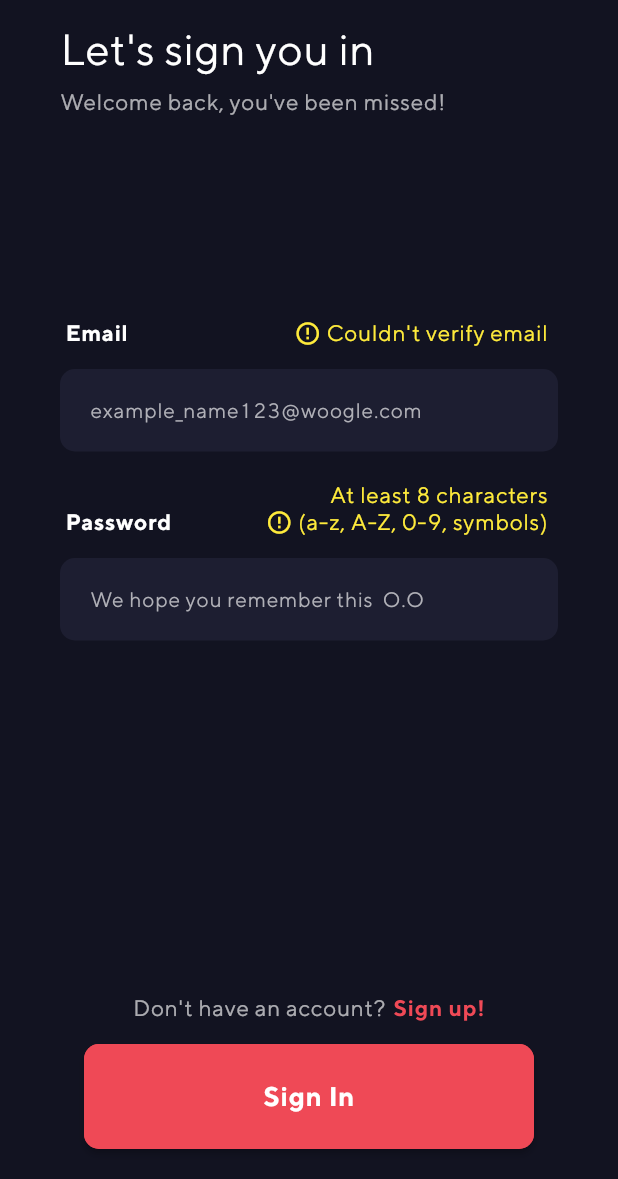
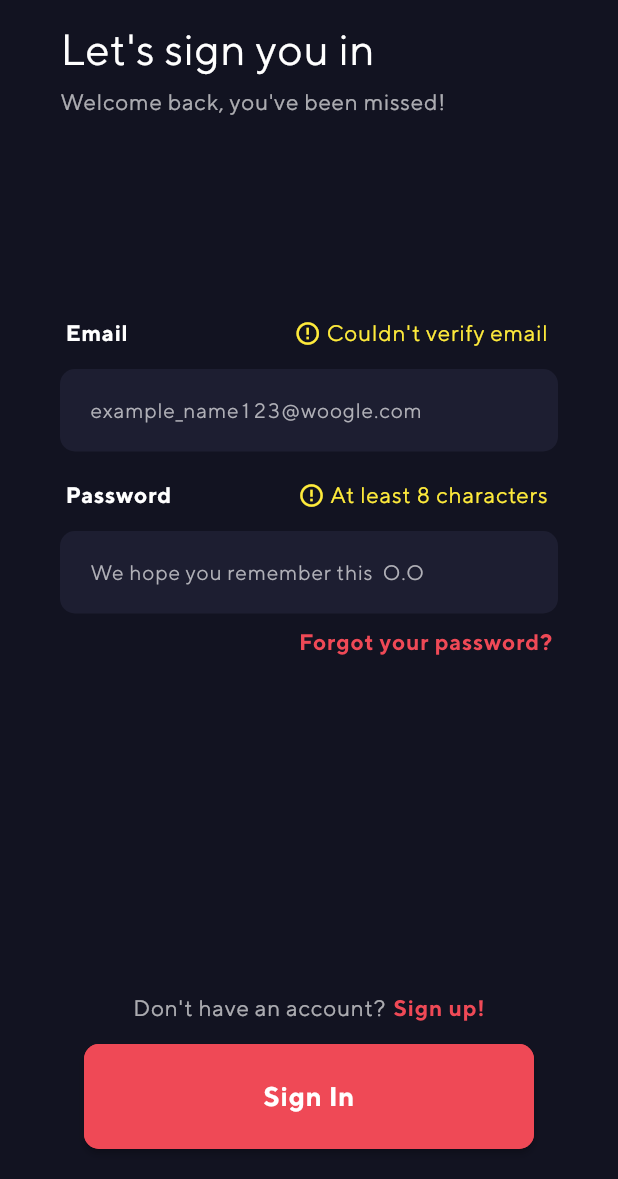
Before and after one commit to elias97850/spark, a Flutter app: the screen it shows after launch, after a tap on "Sign In", on a phone screen of 412 x 824 dp, the part 57-1236 px from its top. Run offline on Flutter 3.47's test engine with Material 2 defaults, Android fonts, the phone set to English and light mode, and no system bars; our stand-ins replace animated_text_kit, flutter_holo_date_picker, string_validator; missing offline and left inert: flutter_password_strength, transition.

Commit message:
Current: Some UX, Complexity of password, "Forgot Password" UI
Next: Firebase accounts, and comments.

Comment: Hello from the past, today I didn't do a lot because I felt tired and took a nap of 2 hours in the middle of the day .-.
But the next part should be interesting, creating accounts and setting the DB, to then start with the Quiz page 👌.
Here https://youtu.be/iu_0kOfMGD0, the change in 0:13-0:18 is godly!

```diff
--- a/lib/components/TextFields.dart
+++ b/lib/components/TextFields.dart
@@ -1,3 +1,4 @@
+import 'package:animated_text_kit/animated_text_kit.dart';
 import 'package:flutter/material.dart';
 import 'package:flutter/services.dart';
 import 'package:spark/constants/Colors.dart';
@@ -105,8 +106,11 @@ class _AccountTextFieldState extends State<AccountTextField> {
               ),
             ), //Title
             SizedBox(width: 5),
-            widget.showTextFormatError == true
-                ? Container(
+
+            AnimatedOpacity(
+              duration: Duration(milliseconds: 400),
+              opacity: widget.showTextFormatError == true ? 1 : 0,
+              child: Container(
                 child: Row(
                   crossAxisAlignment: CrossAxisAlignment.end,
                   children: [
@@ -115,43 +119,20 @@ class _AccountTextFieldState extends State<AccountTextField> {
                       color: Colors.yellow,
                       size: 18,
                     ),
-                        widget.isPasswordTextField == true
-                            ? Column(
-                                crossAxisAlignment: CrossAxisAlignment.end,
-                                children: [
-                                  Text(
+                    SizedBox(
+                      child: Text(
                         ' ${widget.formatErrorText}  ',
-                                    //widget.formatErrorText,
                         style: CustomTextStyle(
                           color: Colors.yellow,
                           fontSize: 15,
                           fontWeight: FontWeight.normal,
                         ),
                       ),
-                                  Text(
-                                    ' (a-z, A-Z, 0-9, symbols)  ',
-                                    //widget.formatErrorText,
-                                    style: CustomTextStyle(
-                                      color: Colors.yellow,
-                                      fontSize: 15,
-                                      fontWeight: FontWeight.normal,
-                                    ),
-                                  ),
-                                ],
-                              )
-                            : Text(
-                                ' ${widget.formatErrorText}  ',
-                                //widget.formatErrorText,
-                                style: CustomTextStyle(
-                                  color: Colors.yellow,
-                                  fontSize: 15,
-                                  fontWeight: FontWeight.normal,
-                                ),
                     ),
                   ],
                 ),
+              ),
             )
-                : SizedBox(),
           ],
         ), //Title & Error Message
         SizedBox(height: 15),
--- a/lib/main.dart
+++ b/lib/main.dart
@@ -1,6 +1,7 @@
 import 'package:flutter/material.dart';
 import 'pages/account/SignUpPage.dart';
 import 'pages/account/SignInPage.dart';
+import 'pages/quiz/QuizPage.dart';
 
 void main() => runApp(MyApp());
 
@@ -16,6 +17,7 @@ class MyApp extends StatelessWidget {
       routes: {
         SignUpPage.id: (context) => SignUpPage(),
         SignInPage.id: (context) => SignInPage(),
+        QuizPage.id: (context) => QuizPage(),
       },
     );
   }
--- a/lib/pages/account/SignInPage.dart
+++ b/lib/pages/account/SignInPage.dart
@@ -5,6 +5,7 @@ import 'package:spark/components/ScrollBehavior.dart';
 import 'package:spark/components/Buttons.dart';
 import 'package:spark/components/Headers.dart';
 import 'package:spark/constants/Colors.dart';
+import 'package:spark/pages/quiz/QuizPage.dart';
 import 'package:transition/transition.dart';
 import 'package:spark/user.dart';
 import 'package:string_validator/string_validator.dart';
@@ -162,7 +163,34 @@ class _SignInPageState extends State<SignInPage> {
                             });
                           },
                         ), //password
-                        SizedBox(height: 100),
+                        SizedBox(height: 10),
+                        Container(
+                          width: double.infinity,
+                          alignment: Alignment.bottomRight,
+                          transformAlignment: Alignment.bottomRight,
+                          child: GestureDetector(
+                            onTap: () {
+                              //TODO backend of forgot password
+                              // Navigator.push(
+                              //   context,
+                              //   Transition(
+                              //     child: SignUpPage(),
+                              //     transitionEffect: TransitionEffect.leftToRight,
+                              //     curve: Curves.decelerate,
+                              //   ).builder(),
+                              // );
+                            },
+                            child: Text(
+                              'Forgot your password? ',
+                              style: CustomTextStyle(
+                                color: kSparkHeaderRed,
+                                fontSize: 15,
+                                fontWeight: FontWeight.bold,
+                              ),
+                            ),
+                          ),
+                        ), //Forgot Password redirection
+                        SizedBox(height: 90),
                       ],
                     ),
                   ), //input
@@ -208,8 +236,18 @@ class _SignInPageState extends State<SignInPage> {
                                 showPasswordError = true;
                               }
                               if (email != '' && password != '') {
+                                //
+                                //TODO Backend
+                                //
                                 print('Success!');
-                                //TODO Backend
+                                Navigator.push(
+                                  context,
+                                  Transition(
+                                    child: QuizPage(),
+                                    transitionEffect: TransitionEffect.bottomToTop,
+                                    curve: Curves.decelerate,
+                                  ).builder(),
+                                );
                               }
                             });
                           },
```
Also changed, not shown: lib/pages/account/SignUpPage.dart (+60 -5 lines), lib/pages/quiz/QuizPage.dart (added, +27 -0 lines), pubspec.yaml (+4 -3 lines), pubspec.lock. Lines whose indentation alone changed are shown as unchanged.
